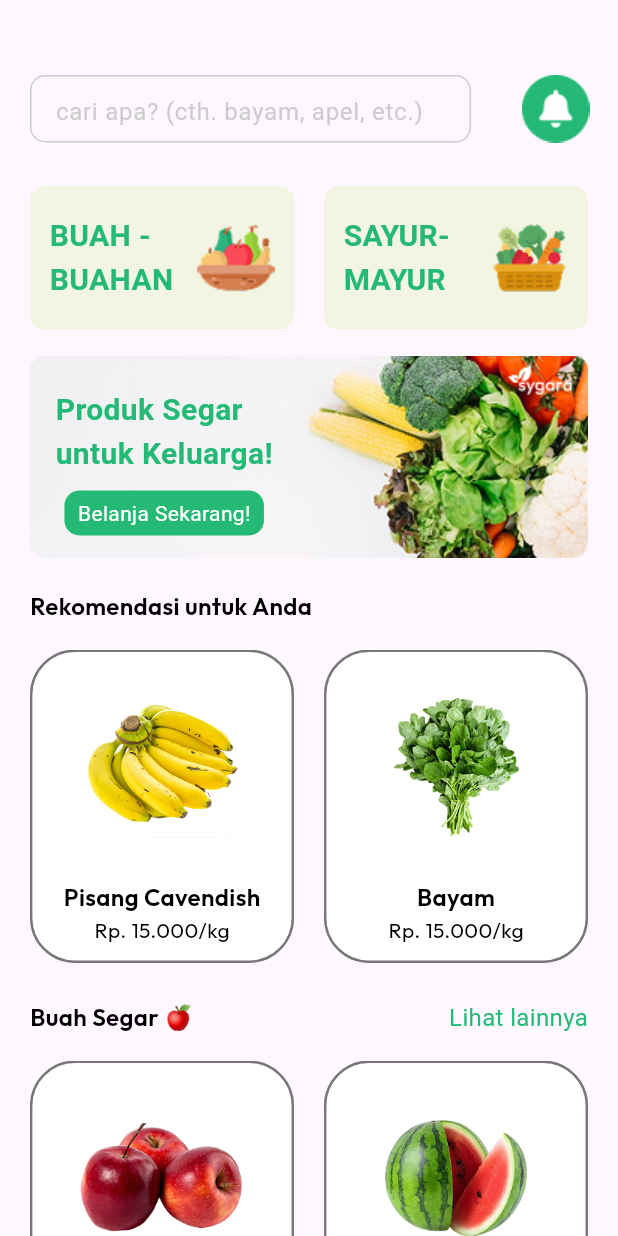
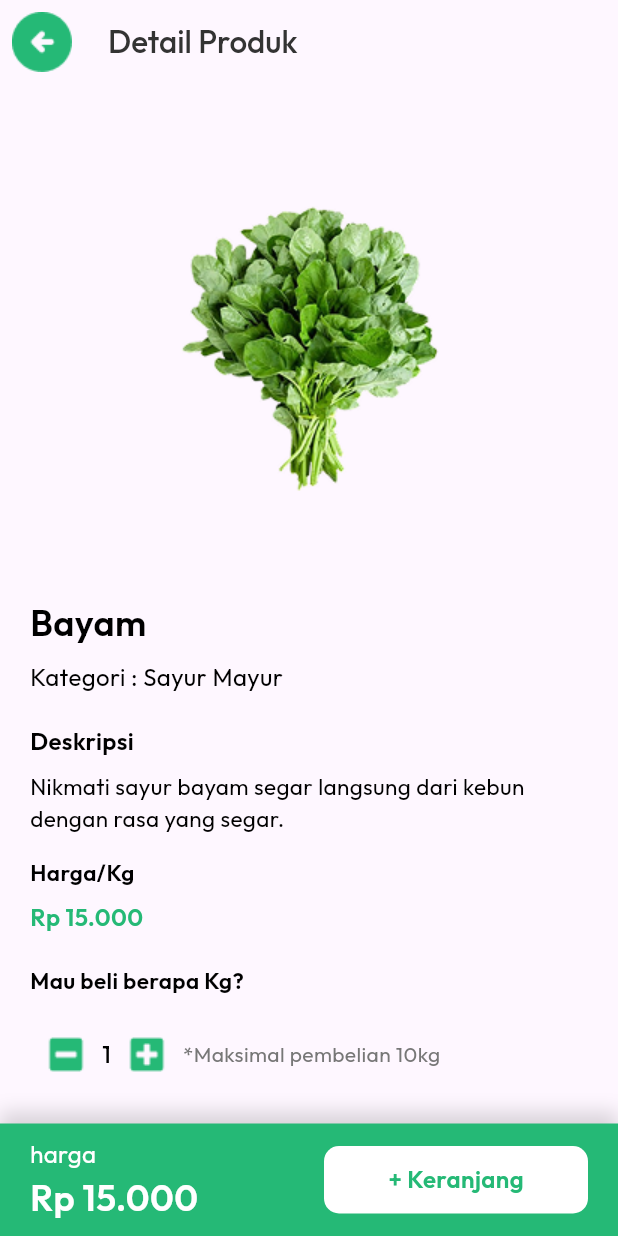
Before and after one commit to daudsutanssyah/sygara_app, a Flutter app: the screen it shows after launch, on a phone screen of 412 x 824 dp. Run offline on Flutter 3.47's test engine with Material 3 defaults, Android fonts, the phone set to English and light mode, and no system bars; our stand-ins replace google_fonts.

Commit message:
menambahkan halaman detail

```diff
--- a/lib/main.dart
+++ b/lib/main.dart
@@ -3,6 +3,7 @@
 import 'package:flutter/material.dart';
 import 'package:sygara_app/screens/Home/category_buah.dart';
 import 'package:sygara_app/screens/Home/home_screen.dart';
+import 'package:sygara_app/screens/detail_page.dart';
 import 'package:sygara_app/screens/login_page.dart';
 import 'package:sygara_app/screens/register_page.dart';
 import 'package:sygara_app/screens/splash_screen.dart';
@@ -18,6 +19,6 @@
   @override
   Widget build(BuildContext context) {
     return MaterialApp(debugShowCheckedModeBanner: false,
-    home: HomeScreen());
+    home: DetailPage());
   }
 }
--- a/lib/screens/Home/notifikasi_page.dart
+++ b/lib/screens/Home/notifikasi_page.dart
@@ -112,3 +112,7 @@
     );
   }
 }
+
+
+
+//
--- /dev/null
+++ b/lib/screens/detail_page.dart
@@ -0,0 +1,228 @@
+import 'package:flutter/material.dart';
+import 'package:sygara_app/themes/themes.dart';
+
+class DetailPage extends StatefulWidget {
+  const DetailPage({super.key});
+
+  @override
+  State<DetailPage> createState() => _DetailPageState();
+}
+
+class _DetailPageState extends State<DetailPage> {
+  int quantity = 1;
+
+  void increment() {
+    setState(() {
+      quantity++;
+    });
+  }
+
+  void decrement() {
+    if (quantity > 1) {
+      setState(() {
+        quantity--;
+      });
+    }
+  }
+
+  @override
+  Widget build(BuildContext context) {
+    return Scaffold(
+      appBar: AppBar(
+        leading: IconButton(
+          onPressed: () {},
+          icon: Image.asset(
+            'assets/icon/ic-arrow-back.png',
+            width: 40,
+            height: 40,
+          ),
+        ),
+        title: Text('Detail Produk', style: greyTextStyle),
+      ),
+      body: ListView(
+        padding: EdgeInsets.all(20),
+        children: [
+          Column(
+            crossAxisAlignment: CrossAxisAlignment.start,
+            children: [
+              Center(child: Image.asset('assets/img-bayam.png')),
+              SizedBox(height: 11),
+              Text(
+                'Bayam',
+                style: titleTextStyle.copyWith(
+                  fontSize: 24,
+                  fontWeight: FontWeight.w600,
+                ),
+              ),
+              SizedBox(height: 8),
+              Text(
+                'Kategori : Sayur Mayur',
+                style: titleTextStyle.copyWith(
+                  fontSize: 16,
+                  fontWeight: FontWeight.w400,
+                ),
+              ),
+              SizedBox(height: 20),
+
+              Text(
+                'Deskripsi',
+                style: titleTextStyle.copyWith(
+                  fontSize: 16,
+                  fontWeight: FontWeight.w600,
+                ),
+              ),
+              SizedBox(height: 8),
+              Text(
+                'Nikmati sayur bayam segar langsung dari kebun dengan rasa yang segar.',
+                style: blackTextStyle.copyWith(
+                  fontSize: 15,
+                  fontWeight: FontWeight.w400,
+                ),
+              ),
+              const SizedBox(height: 15),
+              Text(
+                "Harga/Kg",
+                style: blackTextStyle.copyWith(
+                  fontSize: 15,
+                  fontWeight: FontWeight.w600,
+                ),
+              ),
+              const SizedBox(height: 8),
+              Text(
+                "Rp 15.000",
+                style: primaryTextStyle.copyWith(
+                  fontSize: 16,
+                  fontWeight: FontWeight.w600,
+                ),
+              ),
+              const SizedBox(height: 20),
+              Text(
+                "Mau beli berapa Kg?",
+                style: blackTextStyle.copyWith(
+                  fontSize: 15,
+                  fontWeight: FontWeight.w600,
+                ),
+              ),
+              SizedBox(height: 15),
+              Row(
+                children: [
+                  IconButton(
+                    onPressed: decrement,
+                    icon: Image.asset('assets/icon/ic-minus.png'),
+                  ),
+                  Text(
+                    quantity.toString(),
+                    style: blackTextStyle.copyWith(
+                      fontSize: 16,
+                      fontWeight: FontWeight.w500,
+                    ),
+                  ),
+                  IconButton(
+                    onPressed: increment,
+                    icon: Image.asset('assets/icon/ic-plus.png'),
+                  ),
+                  Text(
+                    '*Maksimal pembelian 10kg',
+                    style: secondaryTextStyle.copyWith(
+                      fontSize: 14,
+                      fontWeight: FontWeight.w400,
+                    ),
+                  ),
+                ],
+              ),
+            ],
+          ),
+        ],
+      ),
+      bottomNavigationBar: Container(
+        height: 75,
+        width: 412,
+        decoration: BoxDecoration(
+          color: primaryColor,
+          boxShadow: [
+            BoxShadow(
+              color: blackColor.withAlpha((0.15 * 255).toInt()),
+              offset: Offset(0, -8),
+              blurRadius: 10,
+              spreadRadius: 0,
+            ),
+          ],
+        ),
+        padding: EdgeInsets.symmetric(horizontal: 20),
+        child: Row(
+          mainAxisAlignment: MainAxisAlignment.spaceBetween,
+          children: [
+            Column(
+              mainAxisSize: MainAxisSize.min,
+              crossAxisAlignment: CrossAxisAlignment.start,
+              children: [
+                Text('harga', style: whiteTextStyle),
+                Text(
+                  'Rp 15.000',
+                  style: whiteTextStyle.copyWith(
+                    fontSize: 24,
+                    fontWeight: FontWeight.w600,
+                  ),
+                ),
+              ],
+            ),
+            InkWell(
+              onTap: () {
+                showDialog(
+                  context: context,
+                  builder: (BuildContext context) {
+                    return AlertDialog(
+                      shape: RoundedRectangleBorder(
+                        borderRadius: BorderRadius.circular(10),
+                      ),
+                      contentPadding: EdgeInsets.only(left: 16, right: 25),
+                      content: SizedBox(
+                        height: 64,
+                        width: 372,
+                        child: Row(
+                          mainAxisSize: MainAxisSize.min,
+                          children: [
+                            Icon(
+                              Icons.check_circle,
+                              color: primaryColor,
+                              size: 23,
+                            ),
+                            SizedBox(width: 5),
+                            Text(
+                              'Produk berhasil ditambah ke keranjang!',
+                              style: blackTextStyle.copyWith(
+                                fontSize: 14,
+                                fontWeight: FontWeight.w600,
+                              ),
+                            ),
+                          ],
+                        ),
+                      ),
+                    );
+                  },
+                );
+              },
+              child: Container(
+                width: 176,
+                height: 45,
+                decoration: BoxDecoration(
+                  color: whiteColor,
+                  borderRadius: BorderRadius.circular(10),
+                ),
+                child: Center(
+                  child: Text(
+                    '+ Keranjang',
+                    style: primaryTextStyle.copyWith(
+                      fontSize: 16,
+                      fontWeight: FontWeight.w600,
+                    ),
+                  ),
+                ),
+              ),
+            ),
+          ],
+        ),
+      ),
+    );
+  }
+}
```
